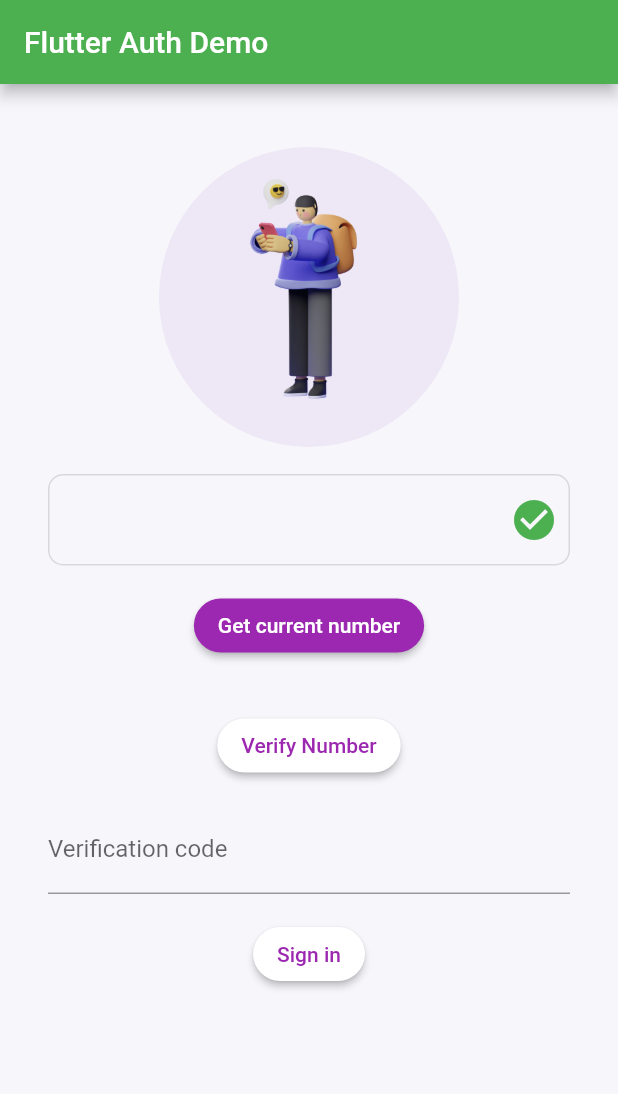
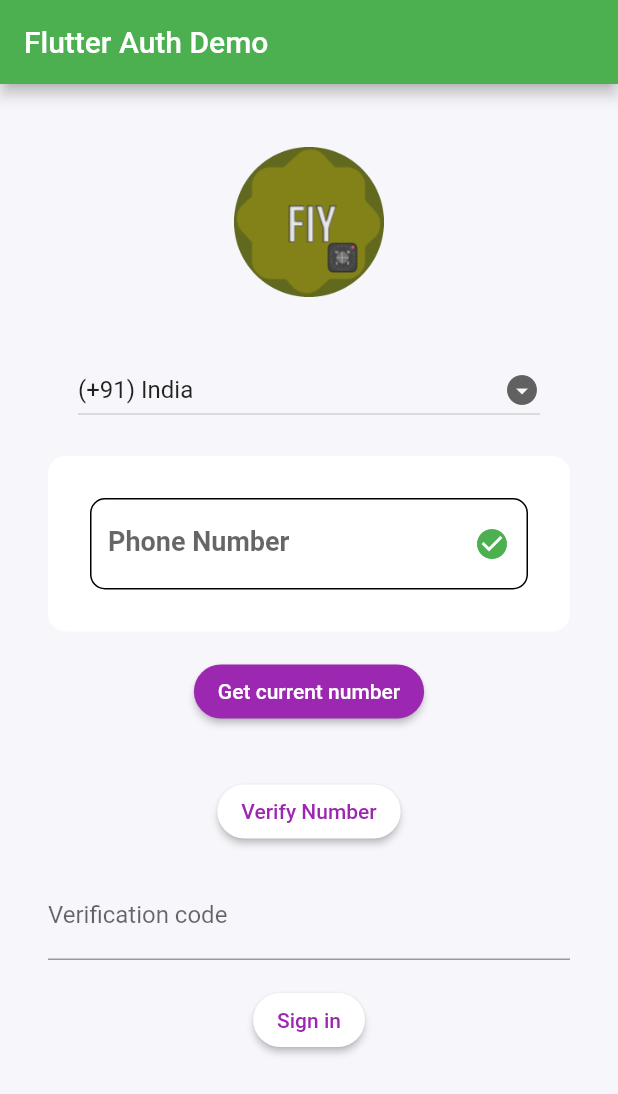
Before and after one commit to mohammedshoibkr/fiy2, a Flutter app: the first screen one second after launch, on a phone screen of 412 x 824 dp. Shown: the top 1094 px of the screen. Run offline on Flutter 3.47's test engine with Material 2 defaults, Android fonts, the phone set to English and light mode, and no system bars; our stand-ins replace cloud_firestore, firebase_auth, firebase_core, firebase_storage, get, image_picker and 2 more; missing offline and left inert: gender_picker; accounts and stored records are empty.

Commit message:
shared preference phone number and image uploading

```diff
--- a/lib/main.dart
+++ b/lib/main.dart
@@ -4,22 +4,30 @@ import 'dart:async';
 import 'package:firebase_auth/firebase_auth.dart';
 import 'package:firebase_core/firebase_core.dart';
 import 'package:flutter/material.dart';
-import 'package:get/get_core/src/get_main.dart';
+import 'package:get/get.dart';
 import 'package:shared_preferences/shared_preferences.dart';
 import 'package:sms_autofill/sms_autofill.dart';
-import 'package:untitled/register.dart';
+import 'package:untitled/proflie.dart';
+
 
 Future<void> main() async {
   WidgetsFlutterBinding.ensureInitialized();
   await Firebase.initializeApp();
-  runApp(MyApp());
+  runApp(GetMaterialApp(home:MyApp()));
 
+}
+class ListItem {
+  int value;
+  String name;
+
+  ListItem(this.value, this.name);
 }
 
 
 
 class MyApp extends StatelessWidget {
-  @override
+    @override
+
   Widget build(BuildContext context) {
     return MaterialApp(
       theme: ThemeData(
@@ -34,8 +42,8 @@ class MyHomePage extends StatefulWidget {
   MyHomePage({Key key, this.title}) : super(key: key);
   final String title;
 
+    @override
 
-    @override
 
   _MyHomePageState createState() => _MyHomePageState();
 
@@ -54,7 +62,7 @@ void showSnackBar(String message) {
   _scaffoldKey.currentState.showSnackBar(SnackBar(content: Text(message)));
 }
 
-void verifyPhoneNumber() async {
+void verifyPhoneNumber(ListItem _selectedItem) async {
   PhoneVerificationCompleted verificationCompleted =
       (PhoneAuthCredential phoneAuthCredential) async {
     await _auth.signInWithCredential(phoneAuthCredential);
@@ -76,7 +84,7 @@ void verifyPhoneNumber() async {
   };
   try {
     await _auth.verifyPhoneNumber(
-        phoneNumber: _phoneNumberController.text,
+        phoneNumber:  '+'+_selectedItem.value.toString()+_phoneNumberController.text,
         timeout: const Duration(seconds: 5),
         verificationCompleted: verificationCompleted,
         verificationFailed: verificationFailed,
@@ -97,7 +105,7 @@ void signInWithPhoneNumber(BuildContext context) async {
     final User user = (await _auth.signInWithCredential(credential)).user;
     showSnackBar("Successfully signed in UID: ${user.uid}");
     Navigator.push(
-        context, new MaterialPageRoute(builder: (context) => new Register()));
+        context, new MaterialPageRoute(builder: (context) => new Proflie()));
 
   } catch (e) {
     showSnackBar("Failed to sign in: " + e.toString());
@@ -108,6 +116,60 @@ void signInWithPhoneNumber(BuildContext context) async {
 
 
 class _MyHomePageState extends State<MyHomePage> {
+  String finalphone;
+  @override
+  String ph;
+  void initState() {
+    _dropdownMenuItems = buildDropDownMenuItems(_dropdownItems);
+    _selectedItem = _dropdownMenuItems[0].value;
+    SharedPreferences sharedPreferences;
+    super.initState();
+    SharedPreferences.getInstance().then((SharedPreferences sp) {
+      sharedPreferences = sp;
+      ph = sp.getString('phone');
+      Timer(Duration(seconds: 2),() => Get.to(ph!=null ?Proflie(): MyHomePage()));
+      setState(() {});
+    });
+  }
+  void intiState(){
+    getValidationData().whenComplete(() async{
+      Timer(Duration(seconds: 2),() => Get.to(finalphone==null ? MyHomePage(): Proflie()));
+
+    });
+  }
+  Future getValidationData() async{
+    final SharedPreferences sharedPreferences = await SharedPreferences.getInstance();
+    var obtainedphone = sharedPreferences.getString('phone');
+    setState(() {
+      finalphone=obtainedphone;
+    });
+    print(finalphone);
+  }
+
+  List<ListItem> _dropdownItems = [
+    ListItem(91, "(+91) India"),
+    ListItem(1, "(+1) USA"),
+    ListItem(81, "(+81) Japan"),
+    ListItem(964, "(+964) Iraq"),
+  ];
+
+  List<DropdownMenuItem<ListItem>> _dropdownMenuItems;
+  ListItem _selectedItem;
+
+
+
+  List<DropdownMenuItem<ListItem>> buildDropDownMenuItems(List listItems) {
+    List<DropdownMenuItem<ListItem>> items = List();
+    for (ListItem listItem in listItems) {
+      items.add(
+        DropdownMenuItem(
+          child: Text(listItem.name),
+          value: listItem,
+        ),
+      );
+    }
+    return items;
+  }
   @override
   Widget build(BuildContext context) {
     return Scaffold(
@@ -129,20 +191,68 @@ class _MyHomePageState extends State<MyHomePage> {
                height: 18,
                 ),
                Container(
-                width: 200,
-                height: 200,
+                width: 100,
+                height: 100,
                  decoration: BoxDecoration(
                   color: Colors.deepPurple.shade50,
                  shape: BoxShape.circle,
+
                  ),
                  child: Image.asset(
-                 'assets/images/illustration-2.png',
+                 'assets/images/logo.png',
                  ),
                 ),
                 SizedBox(
                  height: 18,
                ),
-                 TextFormField(
+                 Container(
+                   padding: EdgeInsets.all(20.0),
+
+                   child: DropdownButton<ListItem>(
+                       value: _selectedItem,
+                       items: _dropdownMenuItems,
+                       iconSize: 24,
+                       elevation: 16,
+                       icon: const Icon(Icons.arrow_drop_down_circle_sharp),
+                       isExpanded: true,
+                       onChanged: (value) {
+                         setState(() {
+                           _selectedItem = value;
+                         });
+                       }),
+                 ),
+
+                 Container(
+                   padding: EdgeInsets.all(28),
+                   decoration: BoxDecoration(
+                     color: Colors.white,
+                     borderRadius: BorderRadius.circular(12),
+                   ),
+                   child:Column(
+                     children: [
+                       TextFormField(
+                         controller: _phoneNumberController,
+                         keyboardType: TextInputType.number,
+                         style:
+                         TextStyle(fontSize: 18,fontWeight: FontWeight.bold,
+                         ),
+                         decoration: InputDecoration(
+                           labelText: 'Phone Number',
+                           enabledBorder: OutlineInputBorder(
+                               borderSide: BorderSide(color: Colors.black),
+                               borderRadius: BorderRadius.circular(10)),
+                             suffixIcon: Icon(Icons.check_circle,color: Colors.green)
+                         ),
+                       ),
+                     ],
+                   ),
+                 ),
+
+
+
+
+
+                 /*TextFormField(
                    controller: _phoneNumberController,
                    style: TextStyle(
                      fontSize: 18,
@@ -171,7 +281,7 @@ class _MyHomePageState extends State<MyHomePage> {
                        size: 32,
                      ),
                    ),
-                 ),
+                 ),*/
                   Container(
                     padding: const EdgeInsets.symmetric(vertical: 16.0),
                     alignment: Alignment.center,
@@ -198,7 +308,7 @@ class _MyHomePageState extends State<MyHomePage> {
                     child: ElevatedButton(
                       child: Text("Verify Number"),
                       onPressed: () async {
-                        verifyPhoneNumber();
+                        verifyPhoneNumber(_selectedItem);
                       },
                       style: ButtonStyle(
                         foregroundColor:
@@ -226,6 +336,10 @@ class _MyHomePageState extends State<MyHomePage> {
                     alignment: Alignment.center,
                     child: ElevatedButton(
                         onPressed: () async {
+
+                          final SharedPreferences sharedPreferences = await SharedPreferences.getInstance();
+                          sharedPreferences.setString('phone', _phoneNumberController.text);
+                          Get.to(Proflie());
                           signInWithPhoneNumber(context);
 
                         },
```
Also changed, not shown: lib/ProflieModle.dart (added, +21 -0 lines), lib/page.dart (added, +14 -0 lines), lib/proflie.dart (added, +284 -0 lines), pubspec.yaml (+9 -1 lines), assets/images/logo.png (added), assets/images/logo1.png (added), assets/images/proflie.png (added), pubspec.lock.
